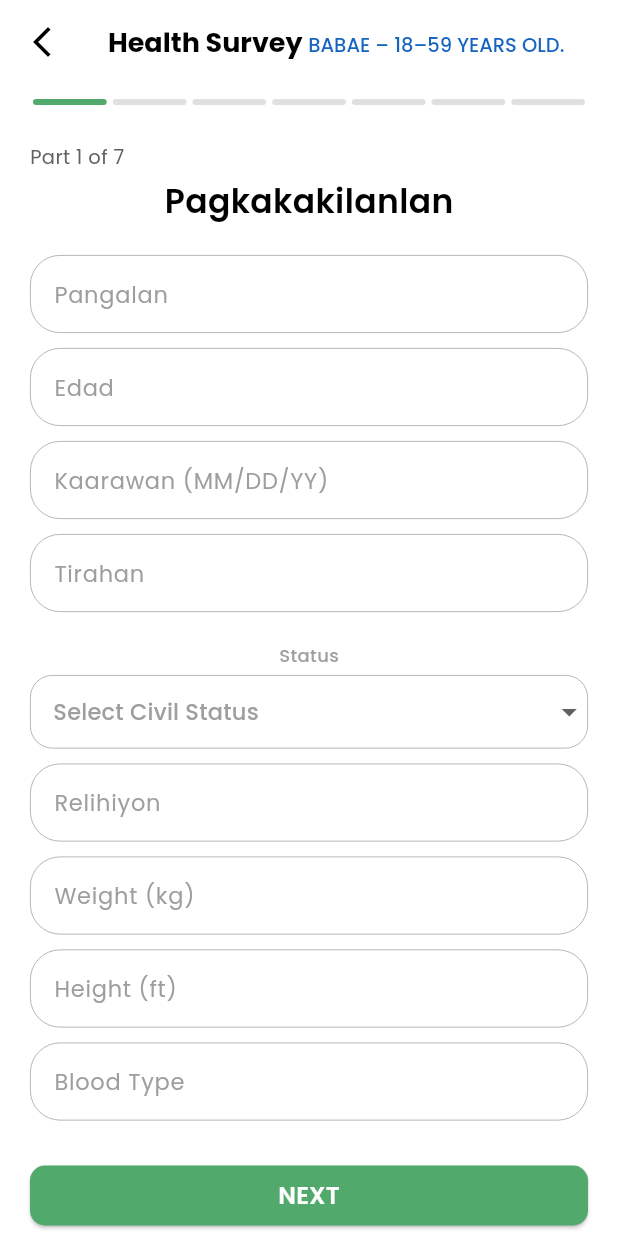
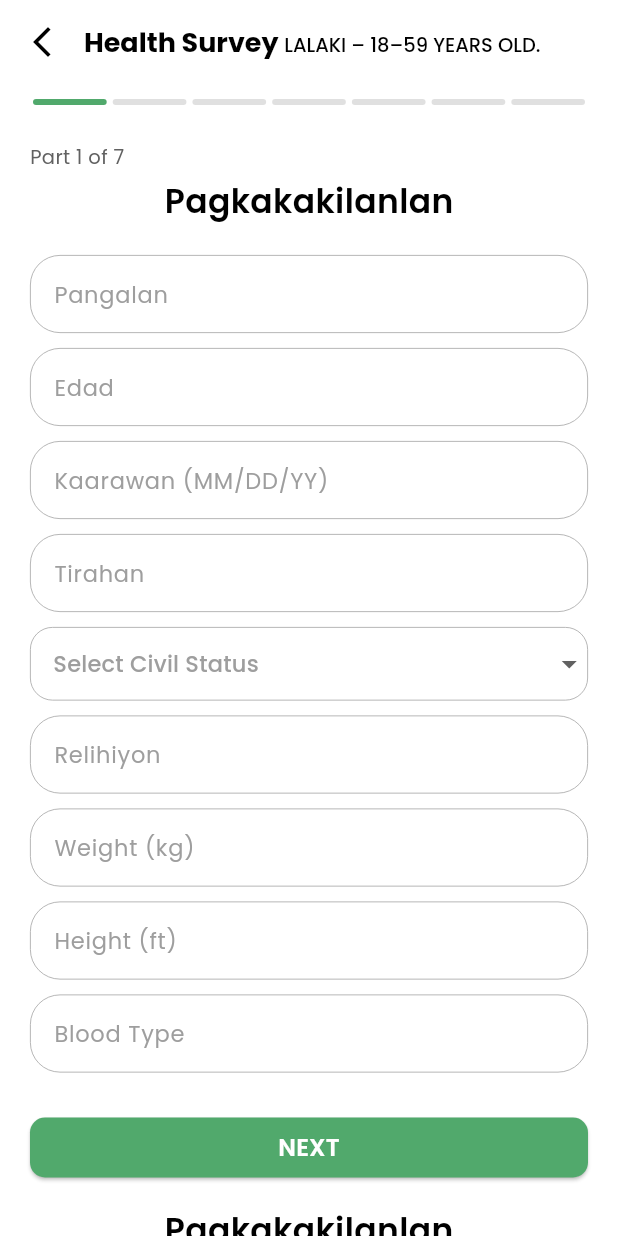
Before and after one commit to g8devt/SurveyProject, a Flutter app: the SurveyForm screen opened directly, on a phone screen of 412 x 824 dp. Run offline on Flutter 3.47's test engine with Material 3 defaults, Android fonts, the phone set to English and light mode, and no system bars; drawn by our look-alikes of dropdown_button2, overlay_support; our stand-ins replace bloc, file_picker, firebase_messaging, flutter_bloc, flutter_local_notifications, flutter_screenutil and 9 more; missing offline and left inert: encrypted_shared_preferences; accounts and stored records are empty.

Commit message:
updates
-Anjeelo Evans

```diff
--- a/lib/views/survey_form/components_form/step_1.dart
+++ b/lib/views/survey_form/components_form/step_1.dart
@@ -0,0 +1,99 @@
+import 'package:flutter/material.dart';
+import 'package:gap/gap.dart';
+import 'package:google_fonts/google_fonts.dart';
+
+import '../../../utilities/colors.dart';
+import '../../widgets/custom_button.dart';
+import '../../widgets/custom_text_field.dart';
+import '../../widgets/form_dropdown_button.dart';
+
+class SurveyPart1 extends StatelessWidget {
+  final TextEditingController nameController;
+  final TextEditingController ageController;
+  final TextEditingController birthdateController;
+  final TextEditingController addressController;
+  final TextEditingController religionController;
+  final TextEditingController weightController;
+  final TextEditingController heightController;
+  final TextEditingController bloodTypeController;
+  final String? selectedCivilStatus;
+  final ValueChanged<String?> onCivilStatusChanged;
+  final VoidCallback onNext;
+
+  const SurveyPart1({
+    super.key,
+    required this.nameController,
+    required this.ageController,
+    required this.birthdateController,
+    required this.addressController,
+    required this.religionController,
+    required this.weightController,
+    required this.heightController,
+    required this.bloodTypeController,
+    required this.selectedCivilStatus,
+    required this.onCivilStatusChanged,
+    required this.onNext,
+  });
+
+  @override
+  Widget build(BuildContext context) {
+    return Column(
+      children: [
+        Text(
+          "Pagkakakilanlan",
+          style: GoogleFonts.poppins(
+            fontSize: 22,
+            fontWeight: FontWeight.w600,
+            color: Colors.black,
+          ),
+        ),
+        const SizedBox(height: 20),
+
+        // Form fields
+        BorderedTextField(hint: "Pangalan", controller: nameController, borderColor: Colors.grey),
+        const Gap(10),
+        BorderedTextField(hint: "Edad", controller: ageController, borderColor: Colors.grey),
+        const Gap(10),
+        BorderedTextField(hint: "Kaarawan (MM/DD/YY)", controller: birthdateController, borderColor: Colors.grey),
+        const Gap(10),
+        BorderedTextField(hint: "Tirahan", controller: addressController, borderColor: Colors.grey),
+        const Gap(10),
+
+        // Civil Status dropdown
+        FormCivilStatusPicker(
+          value: selectedCivilStatus,
+          isHideDropdownSearchData: true,
+          hasUnderline: false,
+          hasFullBorder: true,
+          buttonStylePadding: const EdgeInsets.symmetric(horizontal: 0),
+          onChanged: onCivilStatusChanged,
+        ),
+        const Gap(10),
+        BorderedTextField(hint: "Relihiyon", controller: religionController, borderColor: Colors.grey),
+        const Gap(10),
+        BorderedTextField(hint: "Weight (kg)", controller: weightController, borderColor: Colors.grey),
+        const Gap(10),
+        BorderedTextField(hint: "Height (ft)", controller: heightController, borderColor: Colors.grey),
+        const Gap(10),
+        BorderedTextField(hint: "Blood Type", controller: bloodTypeController, borderColor: Colors.grey),
+        const Gap(30),
+
+        // NEXT Button
+        SizedBox(
+          width: double.infinity,
+          child: CustomButton(
+            onTap: onNext,
+            buttonColor: tertiaryColor,
+            title: "NEXT",
+            borderRadius: 10,
+            buttonHeight: 40,
+            fontSize: 16,
+            textColor: Colors.white,
+            fontWeight: FontWeight.w600,
+          ),
+        ),
+        const SizedBox(height: 20),
+      ],
+    );
+  }
+}
--- a/lib/views/survey_form/form.dart
+++ b/lib/views/survey_form/form.dart
@@ -13,6 +13,7 @@
 import '../widgets/custom_text.dart';
 import '../widgets/custom_text_field.dart';
 import '../widgets/form_dropdown_button.dart';
+import 'components_form/step_1.dart';
 
 class SurveyForm extends StatefulWidget {
   final String gender;
@@ -34,7 +35,6 @@
   final TextEditingController heightController = TextEditingController();
   final TextEditingController bloodTypeController = TextEditingController();
 
-
   String? selectedCivilStatus;
 
   int currentStep = 1;
@@ -49,8 +49,10 @@
       child: Scaffold(
         backgroundColor: Colors.white,
         appBar: AppBar(
+          centerTitle: false,
           backgroundColor: Colors.transparent,
           elevation: 0,
+          titleSpacing: 0,
           leading: IconButton(
             onPressed: () {
               if (currentStep == 2) {
@@ -64,17 +66,24 @@
           title: RichText(
             text: TextSpan(
               text: 'Health Survey ',
-              style: GoogleFonts.poppins(color: Colors.black, fontSize: 18, fontWeight: FontWeight.bold),
+              style: GoogleFonts.poppins(
+                color: Colors.black,
+                fontSize: 18,
+                fontWeight: FontWeight.bold,
+              ),
               children: [
                 TextSpan(
-                  text: '${gender == 'MALE' ? 'LALAKI' : 'BABAE'} – 18–59 YEARS OLD.',
-                  style: GoogleFonts.poppins(color: Colors.blue.shade800, fontWeight: FontWeight.w500, fontSize: 13),
+                  text: '${widget.gender == 'MALE' ? 'LALAKI' : 'BABAE'} – 18–59 YEARS OLD.',
+                  style: GoogleFonts.poppins(
+                    color: Colors.black,
+                    fontWeight: FontWeight.w500,
+                    fontSize: 13,
+                  ),
                 ),
               ],
             ),
           ),
         ),
-
         body: BlocListener<PostBloc, PostState>(
           listener: (context, state) {
             if (state is PostLoginLoadingState) {
@@ -96,7 +105,10 @@
                         child: Container(
                           margin: const EdgeInsets.symmetric(horizontal: 2),
                           height: 4,
-                          decoration: BoxDecoration(color: index == 0 ? tertiaryColor : Colors.grey.shade300, borderRadius: BorderRadius.circular(10)),
+                          decoration: BoxDecoration(
+                            color: index == 0 ? tertiaryColor : Colors.grey.shade300,
+                            borderRadius: BorderRadius.circular(10),
+                          ),
                         ),
                       ),
                     ),
@@ -104,72 +116,54 @@
                   const SizedBox(height: 25),
 
                   // Part header
-                  Text("Part 1 of 7", style: GoogleFonts.poppins(color: Colors.grey.shade700, fontSize: 13)),
+                  Text(
+                    "Part $currentStep of 7",
+                    style: GoogleFonts.poppins(
+                      color: Colors.grey.shade700,
+                      fontSize: 13,
+                    ),
+                  ),
                   const SizedBox(height: 5),
-                  Column(
-                    mainAxisAlignment: MainAxisAlignment.center,
-                    crossAxisAlignment: CrossAxisAlignment.center,
-                    children: [
-                      Text(
-                        "Pagkakakilanlan",
-                        style: GoogleFonts.poppins(fontSize: 22, fontWeight: FontWeight.w600, color: Colors.black),
-                      ),
-                      const SizedBox(height: 20),
 
-                      // Form fields (using your stateless widgets)
-                      BorderedTextField(hint: "Pangalan", controller: nameController, borderColor: Colors.grey,),
-                      const Gap(10),
-                      BorderedTextField(hint: "Edad", controller: ageController, borderColor: Colors.grey,),
-                      const Gap(10),
-                      BorderedTextField(hint: "Kaarawan (MM/DD/YY)", controller: birthdateController, borderColor: Colors.grey,),
-                      const Gap(10),
-                      BorderedTextField(hint: "Tirahan", controller: addressController, borderColor: Colors.grey,),
-                      const Gap(10),
-
-                      // Dropdown (status)
-                      CustomText(title: "Status", fontSize: 12, textColor: Colors.grey, fontWeight: FontWeight.w500, margin: const EdgeInsets.only(top: 10, bottom: 5)),
-                      FormCivilStatusPicker(
-                        value: selectedCivilStatus,
-                        isHideDropdownSearchData: true,
-                        hasUnderline: false,
-                        hasFullBorder: true,
-                        buttonStylePadding: EdgeInsets.symmetric(horizontal: 0),
-                        onChanged: (value) {
-                          setState(() {
-                            selectedCivilStatus = value;
-                          });
+                  // ✅ Extracted Part 1 Widget
+                  SurveyPart1(
+                    nameController: nameController,
+                    ageController: ageController,
+                    birthdateController: birthdateController,
+                    addressController: addressController,
+                    religionController: religionController,
+                    weightController: weightController,
+                    heightController: heightController,
+                    bloodTypeController: bloodTypeController,
+                    selectedCivilStatus: selectedCivilStatus,
+                    onCivilStatusChanged: (value) {
+                      setState(() => selectedCivilStatus = value);
                     },
-                      ),
-                      const Gap(10),
-                      BorderedTextField(hint: "Relihiyon", controller: religionController, borderColor: Colors.grey,),
-                      const Gap(10),
-                      BorderedTextField(hint: "Weight (kg)", controller: weightController, borderColor: Colors.grey,),
-                      const Gap(10),
-                      BorderedTextField(hint: "Height (ft)", controller: heightController, borderColor: Colors.grey,),
-                      const Gap(10),
-                      BorderedTextField(hint: "Blood Type", controller: bloodTypeController, borderColor: Colors.grey,),
-                      const Gap(30),
-                    ],
-                  ),
-                  // NEXT Button
-                  SizedBox(
-                    width: double.infinity,
-                    child: CustomButton(
-                      onTap: () {
+                    onNext: () {
                       setState(() {
                         currentStep = 2;
                       });
                     },
-                      buttonColor: tertiaryColor,
-                      title: "NEXT",
-                      borderRadius: 10,
-                      buttonHeight: 40,
-                      fontSize: 16,
-                      textColor: Colors.white,
-                      fontWeight: FontWeight.w600,
                   ),
+                  SurveyPart1(
+                    nameController: nameController,
+                    ageController: ageController,
+                    birthdateController: birthdateController,
+                    addressController: addressController,
+                    religionController: religionController,
+                    weightController: weightController,
+                    heightController: heightController,
+                    bloodTypeController: bloodTypeController,
+                    selectedCivilStatus: selectedCivilStatus,
+                    onCivilStatusChanged: (value) {
+                      setState(() => selectedCivilStatus = value);
+                    },
+                    onNext: () {
+                      setState(() {
+                        currentStep = 2;
+                      });
+                    },
                   ),
-                  const SizedBox(height: 20),
                 ],
               ),
             ),
--- a/lib/views/widgets/form_dropdown_button.dart
+++ b/lib/views/widgets/form_dropdown_button.dart
@@ -104,6 +104,24 @@
               //     color: isEnabled ? Colors.black : Colors.grey.withValues(alpha: .5),
               //   ),
               // ),
+              selectedItemBuilder: (BuildContext context) {
+                return items.map<Widget>((item) {
+                  return Padding(
+                    padding: const EdgeInsets.only(left: 15.0),
+                    child: Align(
+                      alignment: Alignment.centerLeft,
+                      child: Text(
+                        item.value ?? '',
+                        style: GoogleFonts.poppins(
+                          fontSize: 15,
+                          color: Colors.black,
+                        ),
+                        overflow: TextOverflow.ellipsis,
+                      ),
+                    ),
+                  );
+                }).toList();
+              },
               buttonStyleData: ButtonStyleData(
                 padding: buttonStylePadding ?? const EdgeInsets.fromLTRB(14, 0, 14, 0),
                 width: width,
```
Also changed, not shown: lib/views/survey_form/components_form/step_2.dart (added, +78 -0 lines). Lines whose indentation alone changed are shown as unchanged.
